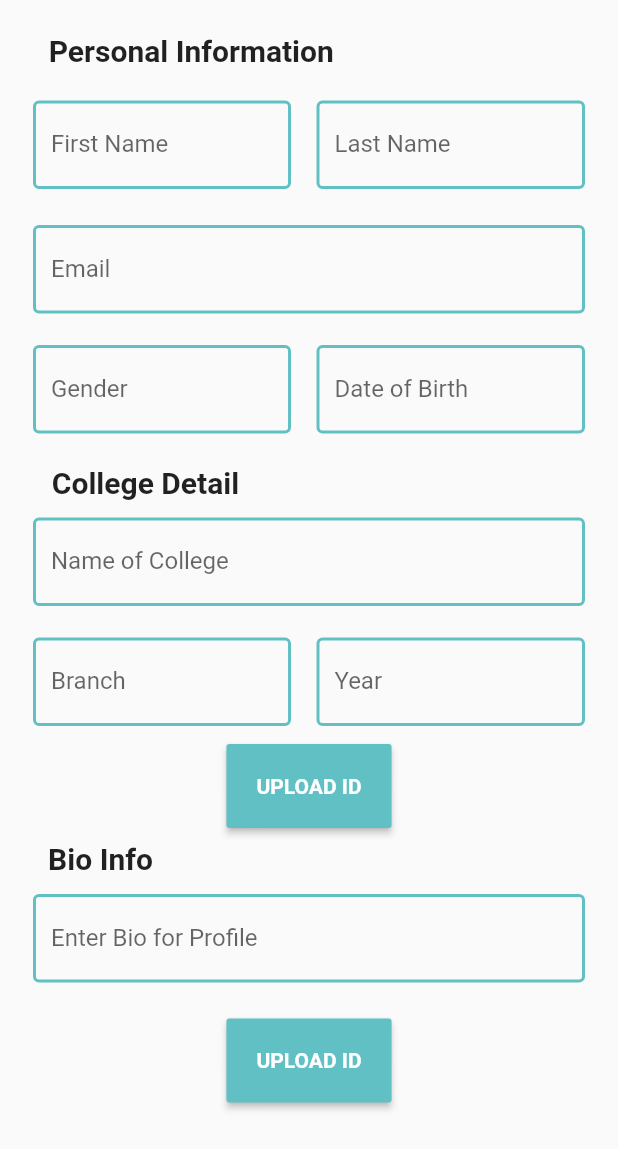
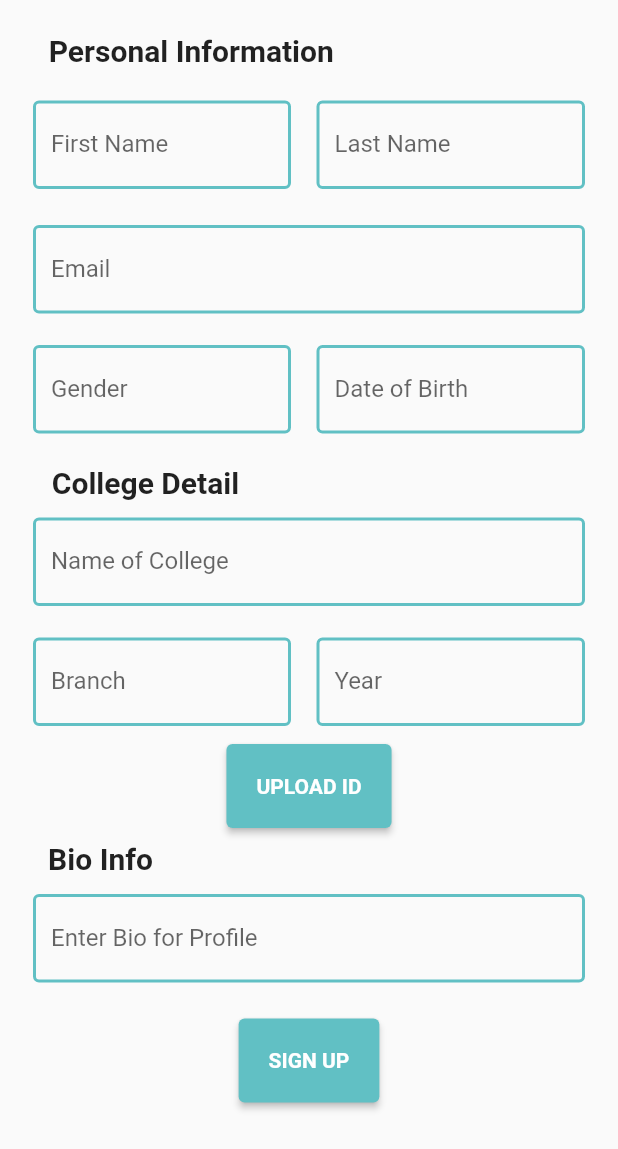
Before and after one commit to priyal-babel/TravelBuddy, a Flutter app: the MyHomePage screen opened directly, on a phone screen of 412 x 824 dp. Shown: the top 1149 px of the screen. Run offline on Flutter 3.47's test engine with Material 2 defaults, Android fonts, the phone set to English and light mode, and no system bars.

Commit message:
Added Signup Page

```diff
--- a/lib/register.dart
+++ b/lib/register.dart
@@ -1,4 +1,5 @@
 import 'package:flutter/material.dart';
+
 
 class MyApp extends StatelessWidget {
   // This widget is the root of your application.
@@ -151,17 +152,14 @@ class _MyHomePageState extends State<MyHomePage> {
           ))
         ],
       ),
-      RaisedButton(
-        onPressed: () {
-          setState(() {
-            istapped = 'UPLOAD ID';
-          });
-        },
-        padding: EdgeInsets.all(20),
-        textColor: Colors.white,
-        color: Color(0xff61c0c4),
-        child: new Text("UPLOAD ID",
-            style: TextStyle(fontWeight: FontWeight.bold)),
+      ElevatedButton(
+        style: ElevatedButton.styleFrom(
+          padding: EdgeInsets.all(20),
+          primary: Color(0xff61c0c4),
+          onPrimary: Colors.white,
+        ),
+        onPressed: () {},
+        child: Text("UPLOAD ID", style: TextStyle(fontWeight: FontWeight.bold)),
       ),
       Padding(
         padding: new EdgeInsets.only(left: 22, top: 9, right: 300),
@@ -185,17 +183,14 @@ class _MyHomePageState extends State<MyHomePage> {
           )),
       Padding(
         padding: EdgeInsets.only(top: 12, bottom: 22),
-        child: RaisedButton(
-          onPressed: () {
-            setState(() {
-              istapped = 'UPLOAD ID';
-            });
-          },
-          padding: EdgeInsets.all(20),
-          textColor: Colors.white,
-          color: Color(0xff61c0c4),
-          child: new Text("UPLOAD ID",
-              style: TextStyle(fontWeight: FontWeight.bold)),
+        child: ElevatedButton(
+          style: ElevatedButton.styleFrom(
+            padding: EdgeInsets.all(20),
+            primary: Color(0xff61c0c4),
+            onPrimary: Colors.white,
+          ),
+          onPressed: () {},
+          child: Text("SIGN UP", style: TextStyle(fontWeight: FontWeight.bold)),
         ),
       )
     ])));
```
